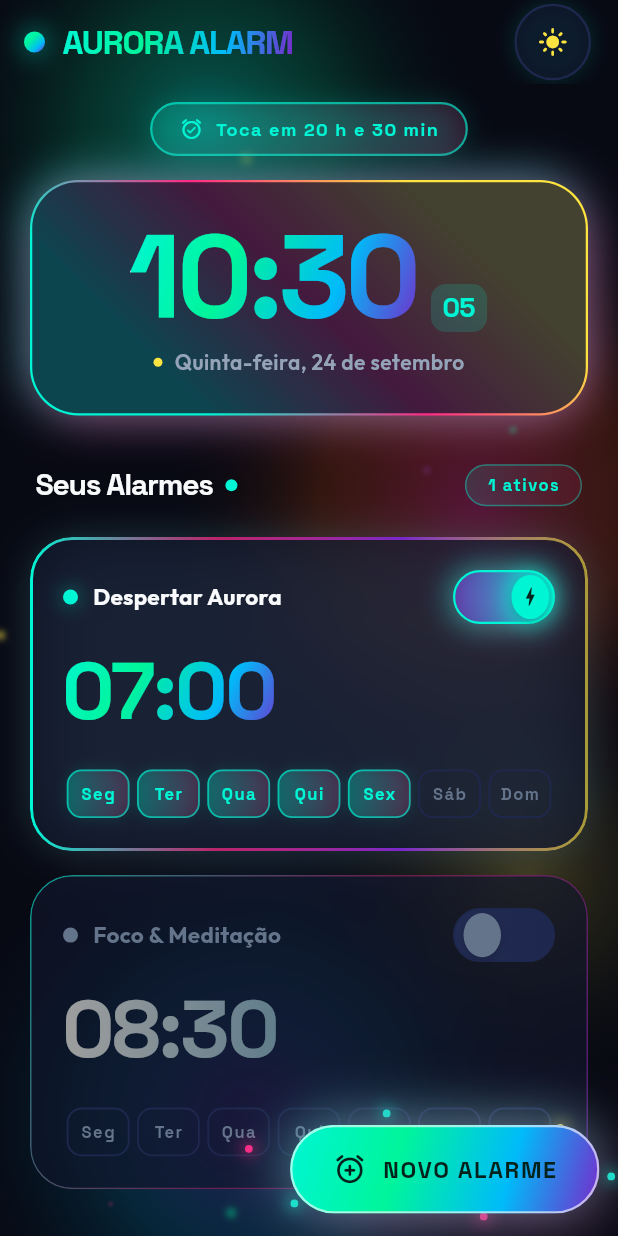
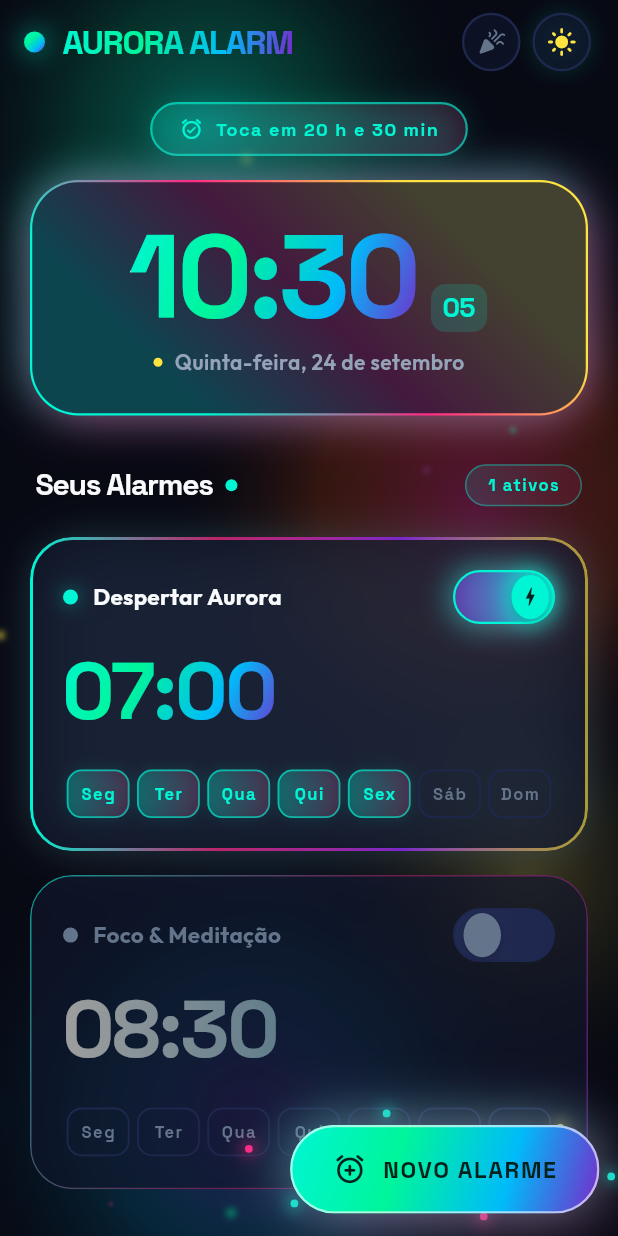
Before and after one commit to NathanAlbuquerque/aurora-alarme, a Flutter app: the screen it shows after launch, on a phone screen of 412 x 824 dp. Run offline on Flutter 3.47's test engine with Material 3 defaults, Android fonts, the phone set to English and light mode, and no system bars; drawn by our look-alikes of flutter_animate; our stand-ins replace audioplayers, flutter_local_notifications, flutter_riverpod, google_fonts, permission_handler, shared_preferences; missing offline and left inert: android_alarm_manager_plus.

Commit message:
:lipstick: feat: adicionar feedback haptico, micro interacoes e modo rave

```diff
--- a/lib/features/alarm/presentation/screens/home_screen.dart
+++ b/lib/features/alarm/presentation/screens/home_screen.dart
@@ -1,11 +1,14 @@
 import 'package:flutter/material.dart';
-import 'package:flutter/services.dart';
 import 'package:flutter_animate/flutter_animate.dart';
 import 'package:flutter_riverpod/flutter_riverpod.dart';
+import 'package:google_fonts/google_fonts.dart';
+import '../../../../core/navigation/aurora_page_route.dart';
 import '../../../../core/theme/app_colors.dart';
 import '../../../../core/theme/app_typography.dart';
+import '../../../../core/theme/party_mode_provider.dart';
 import '../../../../core/theme/theme_provider.dart';
 import '../../../../shared/utils/date_time_utils.dart';
+import '../../../../shared/utils/haptic_utils.dart';
 import '../../../../shared/utils/permission_utils.dart';
 import '../../../../shared/widgets/animated_gradient_background.dart';
 import '../../../../shared/widgets/pulsing_fab.dart';
@@ -34,50 +37,25 @@ class _HomeScreenState extends ConsumerState<HomeScreen> {
   }
 
   void _handleAddNewAlarm() {
-    HapticFeedback.lightImpact();
+    AppHaptics.mediumImpact();
     Navigator.of(context).push(
-      PageRouteBuilder(
-        pageBuilder: (context, anim, secAnim) => const AddEditAlarmScreen(),
-        transitionsBuilder: (context, anim, secAnim, child) {
-          return FadeTransition(
-            opacity: anim,
-            child: SlideTransition(
-              position: Tween<Offset>(
-                begin: const Offset(0, 0.08),
-                end: Offset.zero,
-              ).animate(CurvedAnimation(parent: anim, curve: Curves.easeOutCubic)),
-              child: child,
-            ),
-          );
-        },
+      AuroraPageRoute(
+        page: const AddEditAlarmScreen(),
       ),
     );
   }
 
   void _handleEditAlarm(AlarmModel alarm) {
-    HapticFeedback.lightImpact();
+    AppHaptics.lightTap();
     Navigator.of(context).push(
-      PageRouteBuilder(
-        pageBuilder: (context, anim, secAnim) =>
-            AddEditAlarmScreen(initialAlarm: alarm),
-        transitionsBuilder: (context, anim, secAnim, child) {
-          return FadeTransition(
-            opacity: anim,
-            child: SlideTransition(
-              position: Tween<Offset>(
-                begin: const Offset(0, 0.08),
-                end: Offset.zero,
-              ).animate(CurvedAnimation(parent: anim, curve: Curves.easeOutCubic)),
-              child: child,
-            ),
-          );
-        },
+      AuroraPageRoute(
+        page: AddEditAlarmScreen(initialAlarm: alarm),
       ),
     );
   }
 
   void _handleToggleDay(AlarmModel alarm, int day) {
-    HapticFeedback.selectionClick();
+    AppHaptics.selectionTick();
     final days = List<int>.from(alarm.repeatDays);
     if (days.contains(day)) {
       days.remove(day);
@@ -92,6 +70,7 @@ class _HomeScreenState extends ConsumerState<HomeScreen> {
   Widget build(BuildContext context) {
     final alarms = ref.watch(alarmListProvider);
     final themeMode = ref.watch(themeProvider);
+    final isPartyMode = ref.watch(partyModeProvider);
     final isDark = Theme.of(context).brightness == Brightness.dark;
 
     // Next upcoming active alarm countdown
@@ -108,6 +87,7 @@ class _HomeScreenState extends ConsumerState<HomeScreen> {
     return Scaffold(
       body: AnimatedGradientBackground(
         showParticles: true,
+        isPartyMode: isPartyMode,
         child: CustomScrollView(
           physics: const BouncingScrollPhysics(),
           slivers: [
@@ -177,8 +157,53 @@ class _HomeScreenState extends ConsumerState<HomeScreen> {
               ),
               actions: [
                 // Theme Toggle with Rotation & Scale Micro-Interaction
-                Container(
+                // Party Mode / Rave Mode Toggle Button
+                ScaleBounceFeedback(
+                  onTap: () {
+                    ref.read(partyModeProvider.notifier).toggle();
+                  },
+                  child: Container(
+                    margin: const EdgeInsets.only(right: 8),
+                    padding: const EdgeInsets.all(8),
+                    decoration: BoxDecoration(
+                      color: isPartyMode
+                          ? AppColors.neonPink.withAlpha(50)
+                          : (isDark
+                                  ? AppColors.darkSurface
+                                  : AppColors.lightSurface)
+                              .withAlpha(isDark ? 180 : 220),
+                      shape: BoxShape.circle,
+                      border: Border.all(
+                        color: isPartyMode
+                            ? AppColors.neonPink
+                            : (isDark
+                                ? AppColors.darkBorder
+                                : AppColors.lightBorder),
+                        width: 1.5,
+                      ),
+                      boxShadow: isPartyMode
+                          ? AppColors.neonGlow(AppColors.neonPink, blur: 16)
+                          : [],
+                    ),
+                    child: Icon(
+                      Icons.celebration_rounded,
+                      color: isPartyMode
+                          ? AppColors.neonYellow
+                          : (isDark ? AppColors.darkTextMuted : Colors.grey),
+                      size: 20,
+                    ),
+                  ),
+                ),
+
+                // Theme Toggle with Rotation & Scale Micro-Interaction
+                ScaleBounceFeedback(
+                  onTap: () {
+                    AppHaptics.lightTap();
+                    ref.read(themeProvider.notifier).toggleTheme();
+                  },
+                  child: Container(
                     margin: const EdgeInsets.only(right: 18),
+                    padding: const EdgeInsets.all(8),
                     decoration: BoxDecoration(
                       color: (isDark
                               ? AppColors.darkSurface
@@ -193,15 +218,15 @@ class _HomeScreenState extends ConsumerState<HomeScreen> {
                       ),
                       boxShadow: [
                         BoxShadow(
-                        color: (isDark ? AppColors.neonCyan : const Color(0xFF7928CA))
+                          color: (isDark
+                                  ? AppColors.neonCyan
+                                  : const Color(0xFF7928CA))
                               .withAlpha(isDark ? 40 : 25),
                           blurRadius: 12,
                         ),
                       ],
                     ),
-                  child: IconButton(
-                    tooltip: 'Alternar Tema',
-                    icon: AnimatedSwitcher(
+                    child: AnimatedSwitcher(
                       duration: const Duration(milliseconds: 300),
                       transitionBuilder: (child, anim) =>
                           RotationTransition(turns: anim, child: child),
@@ -216,13 +241,52 @@ class _HomeScreenState extends ConsumerState<HomeScreen> {
                         size: 20,
                       ),
                     ),
-                    onPressed: () {
-                      HapticFeedback.lightImpact();
-                      ref.read(themeProvider.notifier).toggleTheme();
-                    },
                   ),
                 ),
               ],
+            ),
+
+            // Party Mode Extreme Rave Banner
+            if (isPartyMode)
+              SliverToBoxAdapter(
+                child: Container(
+                  margin:
+                      const EdgeInsets.symmetric(horizontal: 24, vertical: 8),
+                  padding:
+                      const EdgeInsets.symmetric(horizontal: 16, vertical: 8),
+                  decoration: BoxDecoration(
+                    gradient: const LinearGradient(
+                      colors: [
+                        AppColors.neonPink,
+                        AppColors.neonCyan,
+                        AppColors.neonYellow,
+                      ],
+                    ),
+                    borderRadius: BorderRadius.circular(18),
+                    boxShadow:
+                        AppColors.neonGlow(AppColors.neonPink, blur: 16),
+                  ),
+                  child: Row(
+                    mainAxisAlignment: MainAxisAlignment.center,
+                    children: [
+                      const Icon(Icons.bolt_rounded,
+                          color: Colors.black, size: 18),
+                      const SizedBox(width: 8),
+                      Text(
+                        'MODO RAVE ATIVADO • CORES EXTREMAS ⚡',
+                        style: GoogleFonts.spaceGrotesk(
+                          fontSize: 12,
+                          fontWeight: FontWeight.w900,
+                          color: Colors.black,
+                          letterSpacing: 1.0,
+                        ),
+                      ),
+                    ],
+                  ),
+                )
+                    .animate()
+                    .scale(duration: 300.ms, curve: Curves.easeOutBack)
+                    .shimmer(duration: 1000.ms, color: Colors.white),
               ),
 
             // =================================================================
--- a/lib/features/alarm/presentation/widgets/alarm_card.dart
+++ b/lib/features/alarm/presentation/widgets/alarm_card.dart
@@ -3,6 +3,7 @@ import 'package:flutter_animate/flutter_animate.dart';
 import '../../../../core/theme/app_colors.dart';
 import '../../../../core/theme/app_typography.dart';
 import '../../../../shared/utils/date_time_utils.dart';
+import '../../../../shared/utils/haptic_utils.dart';
 import '../../../../shared/widgets/exaggerated_neon_switch.dart';
 import '../../../../shared/widgets/glass_card.dart';
 import '../../models/alarm_model.dart';
@@ -49,7 +50,10 @@ class AlarmCard extends StatelessWidget {
           size: 32,
         ),
       ),
-      onDismissed: (_) => onDelete(),
+      onDismissed: (_) {
+        AppHaptics.heavyImpact();
+        onDelete();
+      },
       child: GlassCard(
         margin: const EdgeInsets.symmetric(horizontal: 20, vertical: 8),
         borderRadius: 28,
--- /dev/null
+++ b/lib/shared/utils/haptic_utils.dart
@@ -0,0 +1,126 @@
+import 'package:flutter/material.dart';
+import 'package:flutter/services.dart';
+
+/// Centralized tactile haptic feedback system
+class AppHaptics {
+  /// Very light tick (chips, day pills, toggles)
+  static void lightTap() {
+    HapticFeedback.lightImpact();
+  }
+
+  /// Medium solid tap (buttons, navigation)
+  static void mediumImpact() {
+    HapticFeedback.mediumImpact();
+  }
+
+  /// Heavy impact (save, delete, alarm fire)
+  static void heavyImpact() {
+    HapticFeedback.heavyImpact();
+  }
+
+  /// Subtle click for scroll pickers and wheel selectors
+  static void selectionTick() {
+    HapticFeedback.selectionClick();
+  }
+
+  /// Double tap pattern for successful actions
+  static Future<void> successPattern() async {
+    HapticFeedback.mediumImpact();
+    await Future.delayed(const Duration(milliseconds: 90));
+    HapticFeedback.heavyImpact();
+  }
+
+  /// Vibration for warnings or errors
+  static void warningBuzz() {
+    HapticFeedback.vibrate();
+  }
+}
+
+/// Reusable micro-interaction wrapper that applies dynamic scale bounce
+/// and haptic feedback when pressed.
+class ScaleBounceFeedback extends StatefulWidget {
+  final Widget child;
+  final VoidCallback? onTap;
+  final VoidCallback? onLongPress;
+  final double scaleDown;
+  final Duration duration;
+
+  const ScaleBounceFeedback({
+    super.key,
+    required this.child,
+    this.onTap,
+    this.onLongPress,
+    this.scaleDown = 0.94,
+    this.duration = const Duration(milliseconds: 120),
+  });
+
+  @override
+  State<ScaleBounceFeedback> createState() => _ScaleBounceFeedbackState();
+}
+
+class _ScaleBounceFeedbackState extends State<ScaleBounceFeedback>
+    with SingleTickerProviderStateMixin {
+  late AnimationController _controller;
+  late Animation<double> _scaleAnimation;
+
+  @override
+  void initState() {
+    super.initState();
+    _controller = AnimationController(
+      vsync: this,
+      duration: widget.duration,
+    );
+    _scaleAnimation = Tween<double>(
+      begin: 1.0,
+      end: widget.scaleDown,
+    ).animate(CurvedAnimation(
+      parent: _controller,
+      curve: Curves.easeInOutCubic,
+    ));
+  }
+
+  @override
+  void dispose() {
+    _controller.dispose();
+    super.dispose();
+  }
+
+  void _onTapDown(TapDownDetails details) {
+    if (widget.onTap != null || widget.onLongPress != null) {
+      AppHaptics.lightTap();
+      _controller.forward();
+    }
+  }
+
+  void _onTapUp(TapUpDetails details) {
+    _controller.reverse();
+  }
+
+  void _onTapCancel() {
+    _controller.reverse();
+  }
+
+  @override
+  Widget build(BuildContext context) {
+    return GestureDetector(
+      behavior: HitTestBehavior.opaque,
+      onTapDown: _onTapDown,
+      onTapUp: _onTapUp,
+      onTapCancel: _onTapCancel,
+      onTap: widget.onTap != null
+          ? () {
+              widget.onTap!();
+            }
+          : null,
+      onLongPress: widget.onLongPress,
+      child: AnimatedBuilder(
+        animation: _scaleAnimation,
+        builder: (context, child) => Transform.scale(
+          scale: _scaleAnimation.value,
+          child: child,
+        ),
+        child: widget.child,
+      ),
+    );
+  }
+}
--- a/lib/shared/widgets/animated_gradient_background.dart
+++ b/lib/shared/widgets/animated_gradient_background.dart
@@ -8,11 +8,13 @@ import 'aurora_particles.dart';
 class AnimatedGradientBackground extends StatefulWidget {
   final Widget child;
   final bool showParticles;
+  final bool isPartyMode;
 
   const AnimatedGradientBackground({
     super.key,
     required this.child,
     this.showParticles = true,
+    this.isPartyMode = false,
   });
 
   @override
@@ -29,8 +31,23 @@ class _AnimatedGradientBackgroundState extends State<AnimatedGradientBackground>
     super.initState();
     _animController = AnimationController(
       vsync: this,
-      duration: const Duration(seconds: 14),
+      duration: widget.isPartyMode
+          ? const Duration(seconds: 4)
+          : const Duration(seconds: 14),
     )..repeat();
+  }
+
+  @override
+  void didUpdateWidget(covariant AnimatedGradientBackground oldWidget) {
+    super.didUpdateWidget(oldWidget);
+    if (oldWidget.isPartyMode != widget.isPartyMode) {
+      _animController.duration = widget.isPartyMode
+          ? const Duration(seconds: 4)
+          : const Duration(seconds: 14);
+      if (_animController.isAnimating) {
+        _animController.repeat();
+      }
+    }
   }
 
   @override
@@ -162,6 +179,31 @@ class _AnimatedGradientBackgroundState extends State<AnimatedGradientBackground>
                     ),
                   ),
                 ),
+
+                // Party Mode Dynamic Sweep Disco Halo
+                if (widget.isPartyMode)
+                  Positioned.fill(
+                    child: Transform.rotate(
+                      angle: t * 1.5,
+                      child: Opacity(
+                        opacity: 0.28,
+                        child: Container(
+                          decoration: const BoxDecoration(
+                            gradient: SweepGradient(
+                              colors: [
+                                AppColors.neonCyan,
+                                AppColors.neonPink,
+                                AppColors.neonYellow,
+                                AppColors.plasmaViolet,
+                                AppColors.hyperOrange,
+                                AppColors.neonCyan,
+                              ],
+                            ),
+                          ),
+                        ),
+                      ),
+                    ),
+                  ),
               ],
             );
           },
@@ -171,7 +213,7 @@ class _AnimatedGradientBackgroundState extends State<AnimatedGradientBackground>
         if (widget.showParticles)
           Positioned.fill(
             child: AuroraParticles(
-              numberOfParticles: isDark ? 28 : 16,
+              numberOfParticles: widget.isPartyMode ? 52 : (isDark ? 28 : 16),
               isDark: isDark,
             ),
           ),
```
Also changed, not shown: lib/core/theme/party_mode_provider.dart (added, +34 -0 lines), lib/features/alarm/presentation/screens/add_edit_alarm_screen.dart (+5 -5 lines), lib/features/alarm/presentation/screens/alarm_ringing_screen.dart (+18 -0 lines). Lines whose indentation alone changed are shown as unchanged.
